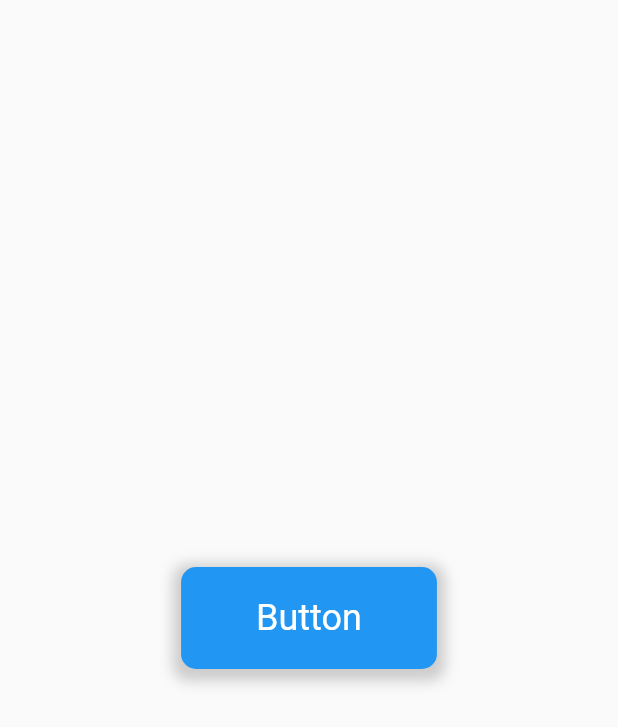
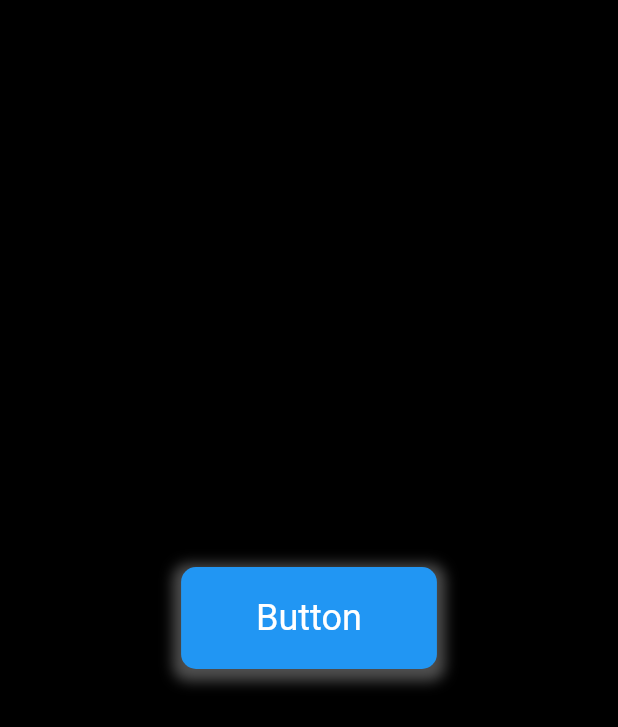
Before and after one commit to RaxoTheOne/batch_app_example_button, a Flutter app: the screen it shows after launch, on a phone screen of 412 x 824 dp. Shown: the top 727 px of the screen. Run offline on Flutter 3.47's test engine with Material 2 defaults, Android fonts, the phone set to English and light mode, and no system bars.

Commit message:
Changing things ..

```diff
--- a/lib/main.dart
+++ b/lib/main.dart
@@ -9,25 +9,13 @@ class MyApp extends StatelessWidget {
 
   @override
   Widget build(BuildContext context) {
-    return const MaterialApp(
+    return MaterialApp(
       home: Scaffold(
+        backgroundColor: Colors.black,
         body: Center(
-          child: MyButton(),
-        ),
-      ),
-    );
-  }
-}
-
-class MyButton extends StatelessWidget {
-  const MyButton({super.key});
-
-  @override
-  Widget build(BuildContext context) {
-    return GestureDetector(
+          child: GestureDetector(
             onTap: () {
-        const snackBar = SnackBar(content: Text('Button wurde gedrückt!'));
-        ScaffoldMessenger.of(context).showSnackBar(snackBar);
+              debugPrint('Button wurde gedrückt!');
             },
             child: Container(
               decoration: BoxDecoration(
@@ -58,6 +46,9 @@ class MyButton extends StatelessWidget {
                 ),
               ),
             ),
+          ),
+        ),
+      ),
     );
   }
 }
```
Lines whose indentation alone changed are shown as unchanged.
